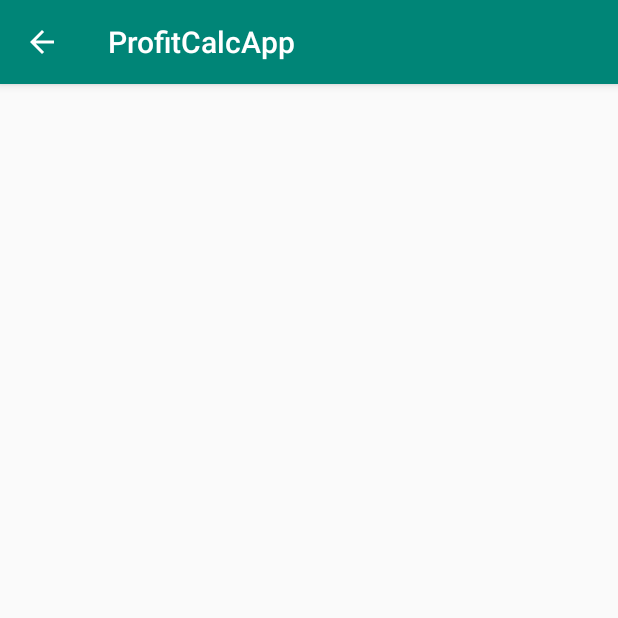
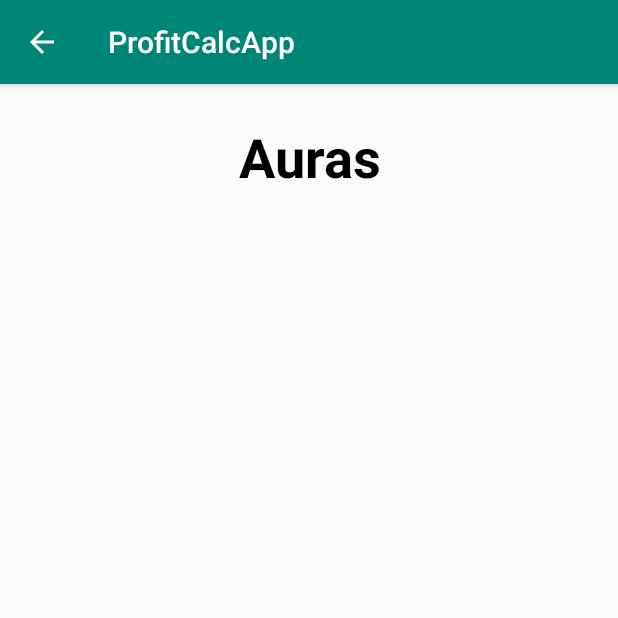
Before and after one commit to d-mcadam/ProfitCalc, an Android app: the AuraManagementActivity screen opened directly, with no data from a screen before it, on a phone screen of 412 x 824 dp, the top half of it. Run offline under Robolectric (Android 15) with nearby library versions, the phone set to English and light mode, and no system bars.

Commit message:
Update activity_aura_management.xml
Added a title text view and labelled it with new string resource

```diff
--- a/ProfitCalcApp/app/src/main/res/layout/activity_aura_management.xml
+++ b/ProfitCalcApp/app/src/main/res/layout/activity_aura_management.xml
@@ -6,4 +6,19 @@
     android:layout_height="match_parent"
     tools:context=".Activities.AuraManagementActivity">
 
+    <TextView
+        android:id="@+id/textView4"
+        android:layout_width="0dp"
+        android:layout_height="wrap_content"
+        android:layout_marginStart="24dp"
+        android:layout_marginTop="24dp"
+        android:layout_marginEnd="24dp"
+        android:text="@string/aura_manage_title"
+        android:textAlignment="center"
+        android:textColor="#000000"
+        android:textSize="36sp"
+        android:textStyle="bold"
+        app:layout_constraintEnd_toEndOf="parent"
+        app:layout_constraintStart_toStartOf="parent"
+        app:layout_constraintTop_toTopOf="parent" />
 </androidx.constraintlayout.widget.ConstraintLayout>
```
